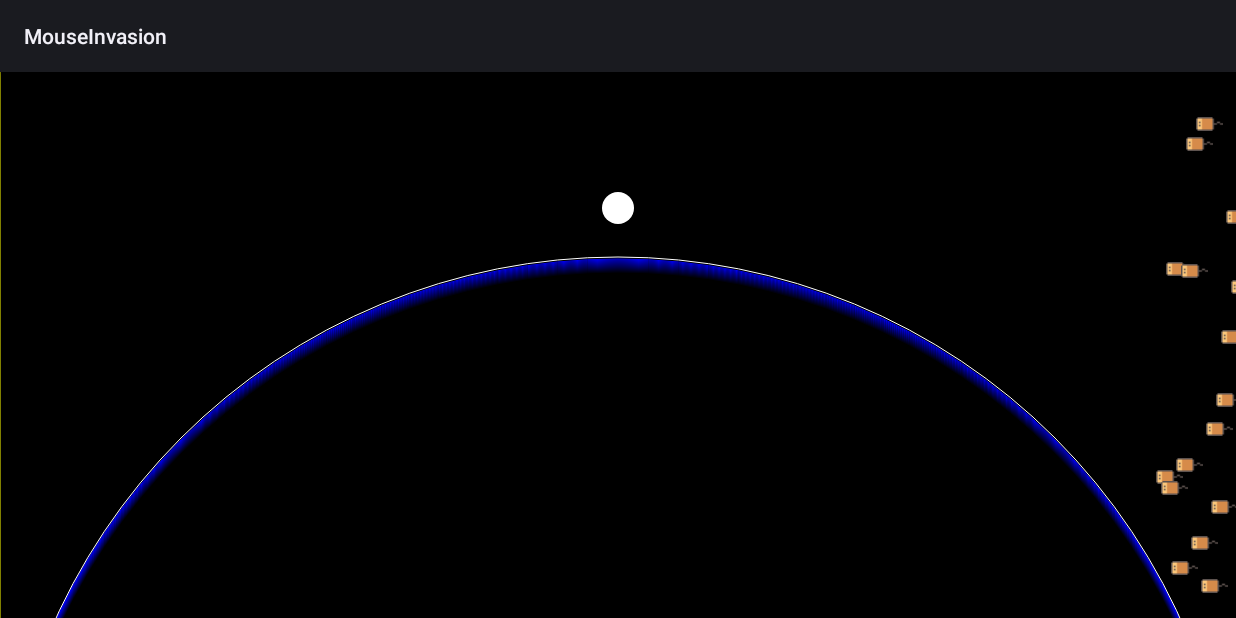
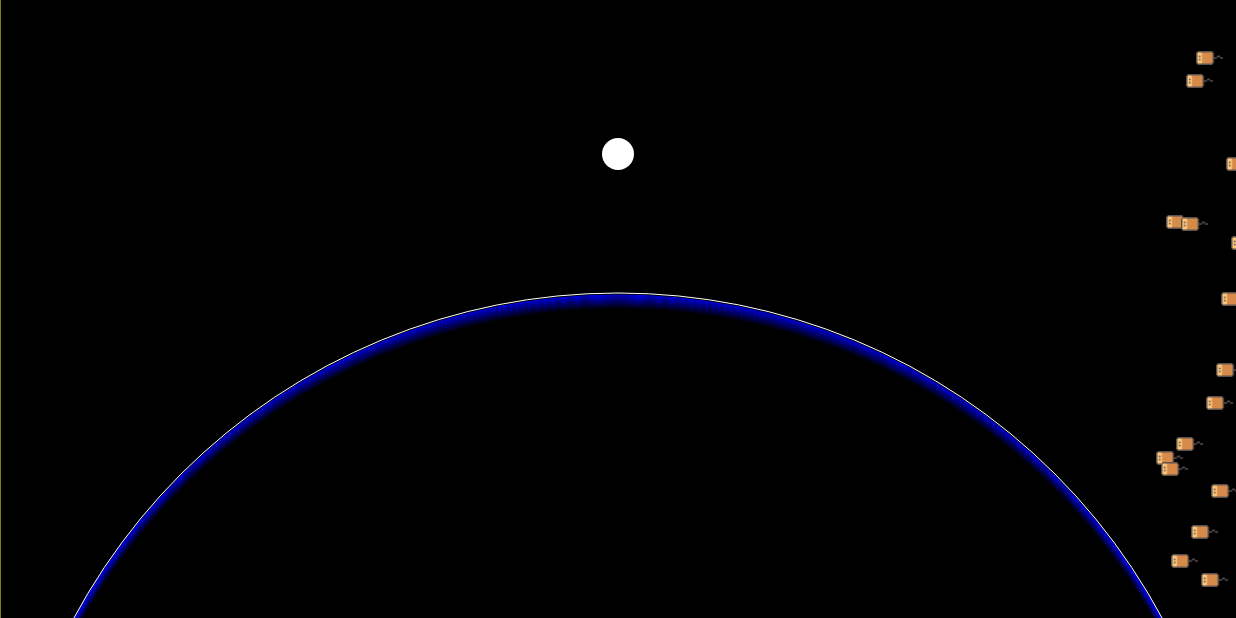
Before and after one commit to TheFakeMontyOnTheRun/cheesedefender-android, an Android app: the CheeseDefenderActivity screen opened directly, with no data from a screen before it, on a phone screen of 824 x 412 dp (held sideways). Run offline under Robolectric (Android 15) with nearby library versions, the phone set to English and light mode, and no system bars.

Commit message:
Make the game trully fullscreen
Also, handle sticky immersive mode in Android 10

```diff
--- a/MouseInvasion/app/src/main/AndroidManifest.xml
+++ b/MouseInvasion/app/src/main/AndroidManifest.xml
@@ -15,6 +15,7 @@
 
 		<activity
 			android:name=".GameStartActivity"
+			android:theme="@style/Theme.AppCompat.Light.NoActionBar.FullScreen"
 			android:label="Cheese Defender"
 			android:screenOrientation="landscape">
 			<intent-filter>
@@ -31,11 +32,12 @@
 
 		<activity
 			android:name=".GameOverActivity"
-			android:label="I, for one, welcome our new space-rodent-overlords."
+			android:theme="@style/Theme.AppCompat.Light.NoActionBar.FullScreen"
 			android:screenOrientation="landscape" />
 
 		<activity
 			android:name=".CheeseDefenderActivity"
+			android:theme="@style/Theme.AppCompat.Light.NoActionBar.FullScreen"
 			android:screenOrientation="landscape" />
 
 
--- a/MouseInvasion/app/src/main/java/br/odb/mouseinvasion/CheeseDefenderActivity.java
+++ b/MouseInvasion/app/src/main/java/br/odb/mouseinvasion/CheeseDefenderActivity.java
@@ -1,7 +1,12 @@
 package br.odb.mouseinvasion;
 
 import android.app.Activity;
+import android.os.Build;
 import android.os.Bundle;
+
+import static android.view.View.SYSTEM_UI_FLAG_FULLSCREEN;
+import static android.view.View.SYSTEM_UI_FLAG_HIDE_NAVIGATION;
+import static android.view.View.SYSTEM_UI_FLAG_IMMERSIVE_STICKY;
 
 public class CheeseDefenderActivity extends Activity implements Runnable {
 	public static boolean running = true;
@@ -23,10 +28,21 @@ public class CheeseDefenderActivity extends Activity implements Runnable {
 		running = true;
 		gameView = new CheeseDefenderView(this);
 
+		if (Build.VERSION.SDK_INT >= 29) {
+			enterStickyImmersiveMode();
+		} else {
+			getWindow().getDecorView().setSystemUiVisibility(SYSTEM_UI_FLAG_FULLSCREEN);
+		}
+
+
 		setContentView(gameView);
 
 		updateThread = new Thread(this);
 		updateThread.start();
+	}
+
+	private void enterStickyImmersiveMode() {
+		getWindow().getDecorView().setSystemUiVisibility(SYSTEM_UI_FLAG_IMMERSIVE_STICKY | SYSTEM_UI_FLAG_FULLSCREEN | SYSTEM_UI_FLAG_HIDE_NAVIGATION);
 	}
 
 	public void onDestroy() {
--- /dev/null
+++ b/MouseInvasion/app/src/main/res/values/styles.xml
@@ -0,0 +1,11 @@
+<resources>
+
+	<style name="Theme.AppCompat.Light.NoActionBar.FullScreen" parent="@style/Theme.AppCompat.Light.NoActionBar">
+		<item name="android:windowNoTitle">true</item>
+		<item name="android:windowActionBar">false</item>
+		<item name="android:windowFullscreen">true</item>
+		<item name="android:windowContentOverlay">@null</item>
+	</style>
+
+
+</resources>
--- a/MouseInvasion/build.gradle
+++ b/MouseInvasion/build.gradle
@@ -6,7 +6,7 @@ buildscript {
 		google()
 	}
     dependencies {
-        classpath 'com.android.tools.build:gradle:3.5.2'
+        classpath 'com.android.tools.build:gradle:3.5.3'
 		classpath "org.jetbrains.kotlin:kotlin-gradle-plugin:$kotlin_version"
 	}
 }
```
Also changed, not shown: MouseInvasion/app/build.gradle (+12 -4 lines).
